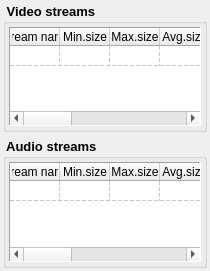
The window that Homer/forms/Widgets/OverviewDataStreamsWidget.ui (Homer-Conferencing/Homer-Conferencing) describes before a commit, drawn with Qt 5.
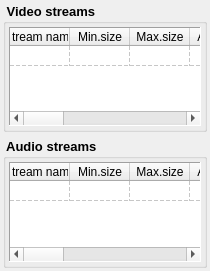
The same window after the commit.

Commit message: - GUI redesign - continue

What changed in the file:
```diff
--- a/Homer/forms/Widgets/OverviewDataStreamsWidget.ui
+++ b/Homer/forms/Widgets/OverviewDataStreamsWidget.ui
@@ -119,7 +119,7 @@
           <bool>false</bool>
          </attribute>
          <attribute name="horizontalHeaderDefaultSectionSize">
-          <number>50</number>
+          <number>60</number>
          </attribute>
          <attribute name="horizontalHeaderHighlightSections">
           <bool>true</bool>
@@ -346,7 +346,7 @@
           <bool>false</bool>
          </attribute>
          <attribute name="horizontalHeaderDefaultSectionSize">
-          <number>50</number>
+          <number>60</number>
          </attribute>
          <attribute name="horizontalHeaderHighlightSections">
           <bool>true</bool>
```
The commit also changes 4 other files.
